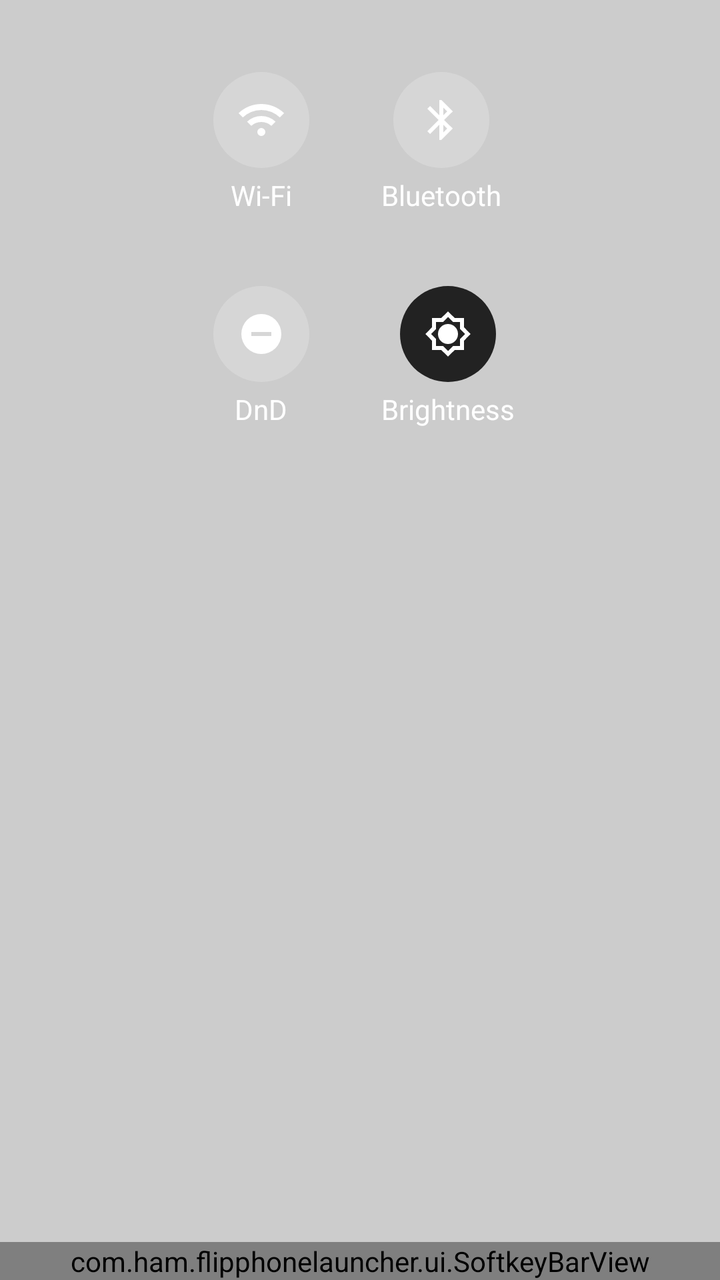
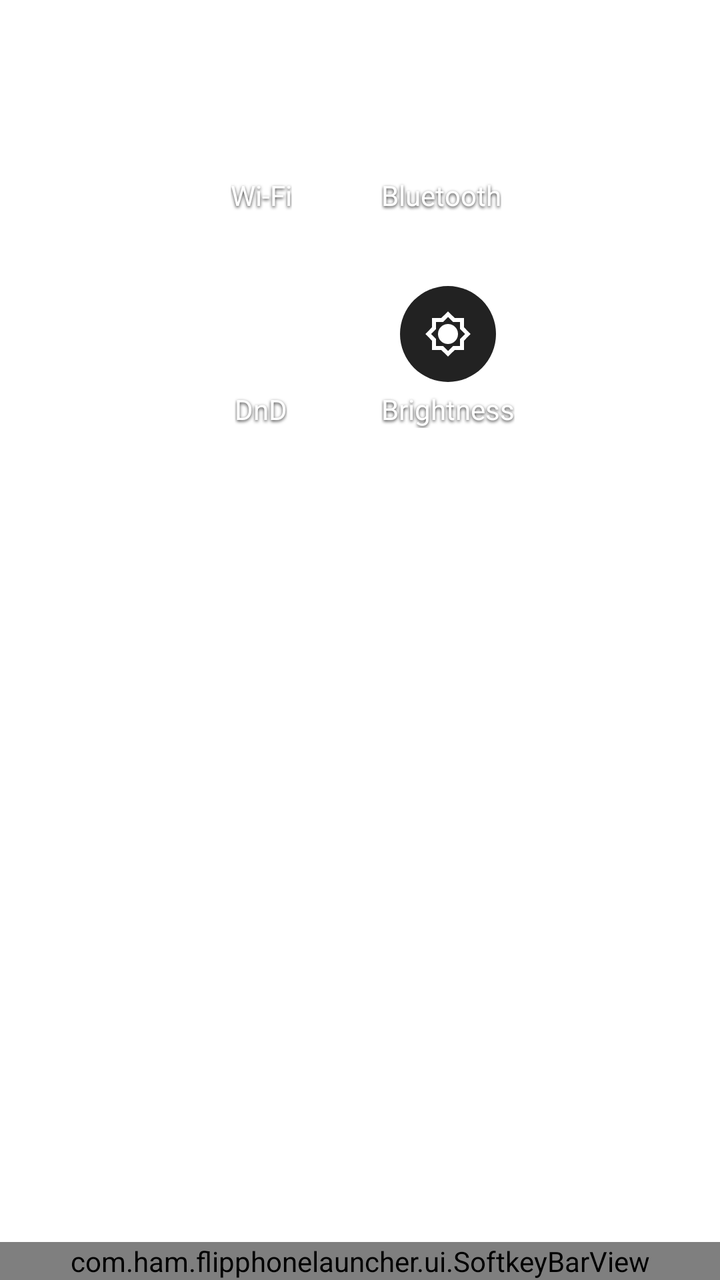

Two renders of the same Android screen: before a commit and after it. Below are the layout's source before the change and the commit's diff.
<!-- AndroidManifest.xml: application theme Theme.FlipPhoneLauncher -->
<!-- res/layout/fragment_shortcuts_menu.xml -->
<?xml version="1.0" encoding="utf-8"?>
<androidx.constraintlayout.widget.ConstraintLayout
    xmlns:android="http://schemas.android.com/apk/res/android"
    xmlns:app="http://schemas.android.com/apk/res-auto"
    android:id="@+id/shortcuts_panel"
    android:layout_width="match_parent"
    android:layout_height="match_parent"
    android:paddingTop="16dp"
    android:background="#33000000">


    <GridLayout
        android:id="@+id/shortcuts_grid"
        android:layout_width="wrap_content"
        android:layout_height="wrap_content"
        android:layout_gravity="center"
        android:alignmentMode="alignMargins"
        android:columnCount="2"
        android:rowCount="2"
        app:layout_constraintTop_toTopOf="parent"
        app:layout_constraintStart_toStartOf="parent"
        app:layout_constraintEnd_toEndOf="parent">

        <LinearLayout
            android:id="@+id/shortcut_wifi"
            android:layout_width="wrap_content"
            android:layout_height="wrap_content"
            android:orientation="vertical"
            android:gravity="center"
            android:layout_row="0"
            android:layout_column="0"
            android:layout_margin="16dp">
            <FrameLayout
                android:layout_width="56dp"
                android:layout_height="56dp">
                <ImageView
                    android:id="@+id/overlay_wifi"
                    android:layout_width="64dp"
                    android:layout_height="64dp"
                    android:layout_gravity="center"
                    android:src="@drawable/shortcut_focus_overlay_square"
                    android:visibility="gone" />
                <ImageButton
                    android:id="@+id/btn_wifi"
                    android:layout_width="48dp"
                    android:layout_height="48dp"
                    android:layout_gravity="center"
                    android:background="@drawable/circle_bg"
                    android:src="@drawable/ic_wifi"
                    android:contentDescription="@string/shortcut_wifi"
                    android:defaultFocusHighlightEnabled="false" />
            </FrameLayout>
            <TextView
                android:layout_width="wrap_content"
                android:layout_height="wrap_content"
                android:text="@string/shortcut_wifi"
                android:textColor="@android:color/white"
                android:textSize="14sp" />
        </LinearLayout>

        <LinearLayout
            android:id="@+id/shortcut_bluetooth"
            android:layout_width="wrap_content"
            android:layout_height="wrap_content"
            android:orientation="vertical"
            android:gravity="center"
            android:layout_row="0"
            android:layout_column="1"
            android:layout_margin="16dp">
            <FrameLayout
                android:layout_width="56dp"
                android:layout_height="56dp">
                <ImageView
                    android:id="@+id/overlay_bluetooth"
                    android:layout_width="64dp"
                    android:layout_height="64dp"
                    android:layout_gravity="center"
                    android:src="@drawable/shortcut_focus_overlay_square"
                    android:visibility="gone" />
                <ImageButton
                    android:id="@+id/btn_bluetooth"
                    android:layout_width="48dp"
                    android:layout_height="48dp"
                    android:layout_gravity="center"
                    android:background="@drawable/circle_bg"
                    android:src="@drawable/ic_bluetooth"
                    android:contentDescription="@string/shortcut_bluetooth"
                    android:defaultFocusHighlightEnabled="false" />
            </FrameLayout>
            <TextView
                android:layout_width="wrap_content"
                android:layout_height="wrap_content"
                android:text="@string/shortcut_bluetooth"
                android:textColor="@android:color/white"
                android:textSize="14sp" />
        </LinearLayout>

        <LinearLayout
            android:id="@+id/shortcut_dnd"
            android:layout_width="wrap_content"
            android:layout_height="wrap_content"
            android:orientation="vertical"
            android:gravity="center"
            android:layout_row="1"
            android:layout_column="0"
            android:layout_margin="16dp">
            <FrameLayout
                android:layout_width="56dp"
                android:layout_height="56dp">
                <ImageView
                    android:id="@+id/overlay_dnd"
                    android:layout_width="64dp"
                    android:layout_height="64dp"
                    android:layout_gravity="center"
                    android:src="@drawable/shortcut_focus_overlay_square"
                    android:visibility="gone" />
                <ImageButton
                    android:id="@+id/btn_dnd"
                    android:layout_width="48dp"
                    android:layout_height="48dp"
                    android:layout_gravity="center"
                    android:background="@drawable/circle_bg"
                    android:src="@drawable/ic_dnd"
                    android:contentDescription="@string/shortcut_dnd"
                    android:defaultFocusHighlightEnabled="false" />
            </FrameLayout>
            <TextView
                android:id="@+id/shortcut_dnd_label"
                android:layout_width="wrap_content"
                android:layout_height="wrap_content"
                android:text="@string/shortcut_dnd"
                android:textColor="@android:color/white"
                android:textSize="14sp" />
        </LinearLayout>

        <LinearLayout
            android:id="@+id/shortcut_brightness"
            android:layout_width="wrap_content"
            android:layout_height="wrap_content"
            android:orientation="vertical"
            android:gravity="center"
            android:layout_row="1"
            android:layout_column="1"
            android:layout_margin="16dp">
            <FrameLayout
                android:layout_width="56dp"
                android:layout_height="56dp">
                <ImageView
                    android:id="@+id/overlay_brightness"
                    android:layout_width="64dp"
                    android:layout_height="64dp"
                    android:layout_gravity="center"
                    android:src="@drawable/shortcut_focus_overlay_square"
                    android:visibility="gone" />
                <ImageButton
                    android:id="@+id/btn_brightness"
                    android:layout_width="48dp"
                    android:layout_height="48dp"
                    android:layout_gravity="center"
                    android:background="@drawable/brightness_progress"
                    android:src="@drawable/ic_brightness"
                    android:contentDescription="@string/shortcut_brightness"
                    android:defaultFocusHighlightEnabled="false" />
            </FrameLayout>
            <TextView
                android:layout_width="wrap_content"
                android:layout_height="wrap_content"
                android:text="@string/shortcut_brightness"
                android:textColor="@android:color/white"
                android:textSize="14sp" />
        </LinearLayout>

    </GridLayout>

    
    <com.ham.flipphonelauncher.ui.SoftkeyBarView
        android:id="@+id/softkey_bar"
        android:layout_width="match_parent"
        android:layout_height="wrap_content"
        app:layout_constraintBottom_toBottomOf="parent"
        app:layout_constraintStart_toStartOf="parent"
        app:layout_constraintEnd_toEndOf="parent" />


</androidx.constraintlayout.widget.ConstraintLayout>
<!-- resources referenced by this layout -->
<resources>
  <!-- drawable brightness_progress (drawable) -->
  <layer-list xmlns:android="http://schemas.android.com/apk/res/android">
      
      <item>
          <shape android:shape="oval">
              <solid android:color="#222222" />
          </shape>
      </item>
      
      <item android:id="@+id/progress">
          <clip android:clipOrientation="horizontal" android:gravity="left">
              <shape android:shape="oval">
                  <solid android:color="#FFFFFFFF" /> 
              </shape>
          </clip>
      </item>
  </layer-list>
  <!-- drawable circle_bg (drawable) -->
  <?xml version="1.0" encoding="utf-8"?>
  <shape xmlns:android="http://schemas.android.com/apk/res/android"
      android:shape="oval">
      <solid android:color="#33FFFFFF" />
      <size android:width="56dp" android:height="56dp" />
  </shape>
  <!-- drawable ic_bluetooth (drawable) -->
  <vector xmlns:android="http://schemas.android.com/apk/res/android" android:height="24dp" android:tint="#ffffff" android:viewportHeight="24" android:viewportWidth="24" android:width="24dp">
        
      <path android:fillColor="@android:color/white" android:pathData="M17.71,7.71L12,2h-1v7.59L6.41,5 5,6.41 10.59,12 5,17.59 6.41,19 11,14.41L11,22h1l5.71,-5.71 -4.3,-4.29 4.3,-4.29zM13,5.83l1.88,1.88L13,9.59L13,5.83zM14.88,16.29L13,18.17v-3.76l1.88,1.88z"/>
      
  </vector>
  <!-- drawable ic_dnd (drawable) -->
  <?xml version="1.0" encoding="utf-8"?>
  <vector xmlns:android="http://schemas.android.com/apk/res/android"
      android:width="24dp"
      android:height="24dp"
      android:viewportWidth="24"
      android:viewportHeight="24">
      <path
          android:fillColor="#FFFFFF"
          android:pathData="M12,2A10,10 0 1,0 22,12A10,10 0 0,0 12,2ZM7,13v-2h10v2z"/>
  </vector>
  <!-- drawable shortcut_focus_overlay_square (drawable) -->
  <?xml version="1.0" encoding="utf-8"?>
  <shape xmlns:android="http://schemas.android.com/apk/res/android" android:shape="rectangle">
      <solid android:color="#05b9e0" />
      <corners android:radius="18dp" />
      <size android:width="64dp" android:height="64dp" />
  </shape>
  <string name="shortcut_bluetooth">Bluetooth</string>
  <string name="shortcut_brightness">Brightness</string>
  <string name="shortcut_dnd">DnD</string>
  <string name="shortcut_wifi">Wi-Fi</string>
  <style name="Theme.FlipPhoneLauncher" parent="Theme.MaterialComponents.DayNight.NoActionBar">
      
      
      <item name="colorPrimary">@color/purple_500</item>
      <item name="colorPrimaryVariant">@color/purple_700</item>
      <item name="colorOnPrimary">@color/white</item>
      
      <item name="colorSecondary">@color/teal_200</item>
      <item name="colorSecondaryVariant">@color/teal_700</item>
      <item name="colorOnSecondary">@color/black</item>
  
      
      <item name="android:statusBarColor">@android:color/transparent</item>
      
      <item name="android:windowLightStatusBar" tools:targetApi="m">true</item>
  
      
      <item name="android:windowBackground">@null</item>
      </style>
  <color name="purple_500">#FF6200EE</color>
  <color name="purple_700">#FF3700B3</color>
  <color name="white">#FFFFFFFF</color>
  <color name="teal_200">#FF03DAC5</color>
  <color name="teal_700">#FF018786</color>
  <color name="black">#FF000000</color>
  <!-- unchanged entries left out for length: 2 -->
</resources>

<!-- the commit's change to res/layout/fragment_shortcuts_menu.xml (unified diff, before → after) -->
@@ -5,8 +5,7 @@
     android:id="@+id/shortcuts_panel"
     android:layout_width="match_parent"
     android:layout_height="match_parent"
-    android:paddingTop="16dp"
-    android:background="#33000000">
+    android:paddingTop="16dp">
 
 
     <GridLayout
@@ -55,7 +54,11 @@
                 android:layout_height="wrap_content"
                 android:text="@string/shortcut_wifi"
                 android:textColor="@android:color/white"
-                android:textSize="14sp" />
+                android:textSize="14sp"
+                android:shadowColor="#CC000000"
+                android:shadowDx="0"
+                android:shadowDy="2"
+                android:shadowRadius="4" />
         </LinearLayout>
 
         <LinearLayout
@@ -92,7 +95,11 @@
                 android:layout_height="wrap_content"
                 android:text="@string/shortcut_bluetooth"
                 android:textColor="@android:color/white"
-                android:textSize="14sp" />
+                android:textSize="14sp"
+                android:shadowColor="#CC000000"
+                android:shadowDx="0"
+                android:shadowDy="2"
+                android:shadowRadius="4" />
         </LinearLayout>
 
         <LinearLayout
@@ -130,7 +137,11 @@
                 android:layout_height="wrap_content"
                 android:text="@string/shortcut_dnd"
                 android:textColor="@android:color/white"
-                android:textSize="14sp" />
+                android:textSize="14sp"
+                android:shadowColor="#CC000000"
+                android:shadowDx="0"
+                android:shadowDy="2"
+                android:shadowRadius="4" />
         </LinearLayout>
 
         <LinearLayout
@@ -167,7 +178,11 @@
                 android:layout_height="wrap_content"
                 android:text="@string/shortcut_brightness"
                 android:textColor="@android:color/white"
-                android:textSize="14sp" />
+                android:textSize="14sp"
+                android:shadowColor="#CC000000"
+                android:shadowDx="0"
+                android:shadowDy="2"
+                android:shadowRadius="4" />
         </LinearLayout>
 
     </GridLayout>
<!-- resource entries referenced after the edit -->
@@ -53,23 +53,23 @@
   <string name="shortcut_dnd">DnD</string>
   <string name="shortcut_wifi">Wi-Fi</string>
   <style name="Theme.FlipPhoneLauncher" parent="Theme.MaterialComponents.DayNight.NoActionBar">
-      
-      
-      <item name="colorPrimary">@color/purple_500</item>
-      <item name="colorPrimaryVariant">@color/purple_700</item>
-      <item name="colorOnPrimary">@color/white</item>
-      
-      <item name="colorSecondary">@color/teal_200</item>
-      <item name="colorSecondaryVariant">@color/teal_700</item>
-      <item name="colorOnSecondary">@color/black</item>
+          
+          
+          <item name="colorPrimary">@color/purple_500</item>
+          <item name="colorPrimaryVariant">@color/purple_700</item>
+          <item name="colorOnPrimary">@color/white</item>
+          
+          <item name="colorSecondary">@color/teal_200</item>
+          <item name="colorSecondaryVariant">@color/teal_700</item>
+          <item name="colorOnSecondary">@color/black</item>
   
-      
-      <item name="android:statusBarColor">@android:color/transparent</item>
-      
-      <item name="android:windowLightStatusBar" tools:targetApi="m">true</item>
+          
+          <item name="android:statusBarColor">@android:color/transparent</item>
+          
+          <item name="android:windowLightStatusBar" tools:targetApi="m">true</item>
   
-      
-      <item name="android:windowBackground">@null</item>
+          
+          <item name="android:windowBackground">@null</item>
       </style>
   <color name="purple_500">#FF6200EE</color>
   <color name="purple_700">#FF3700B3</color>
